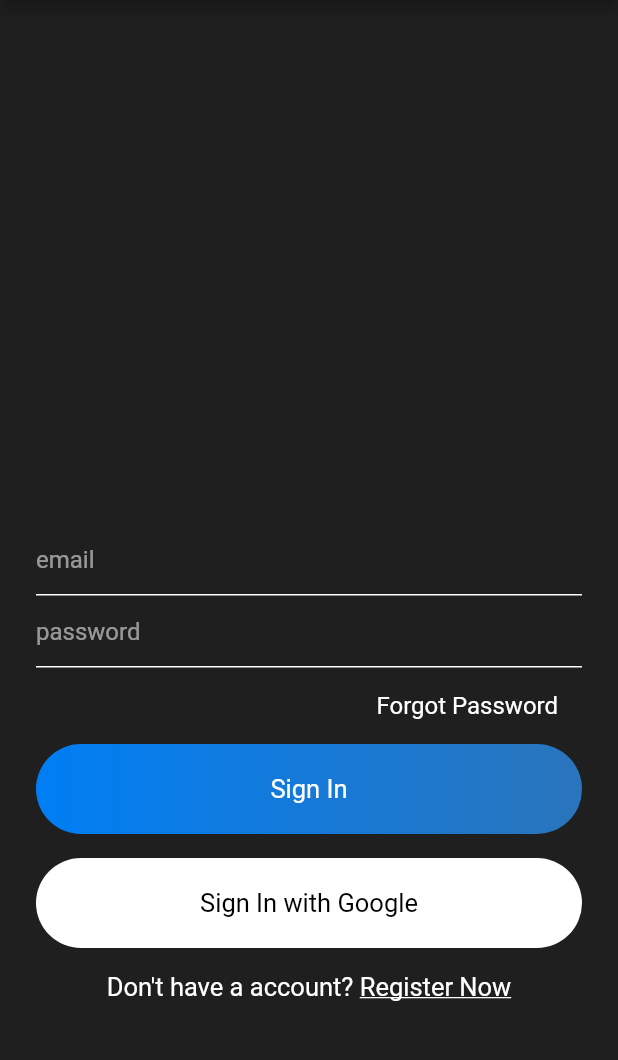
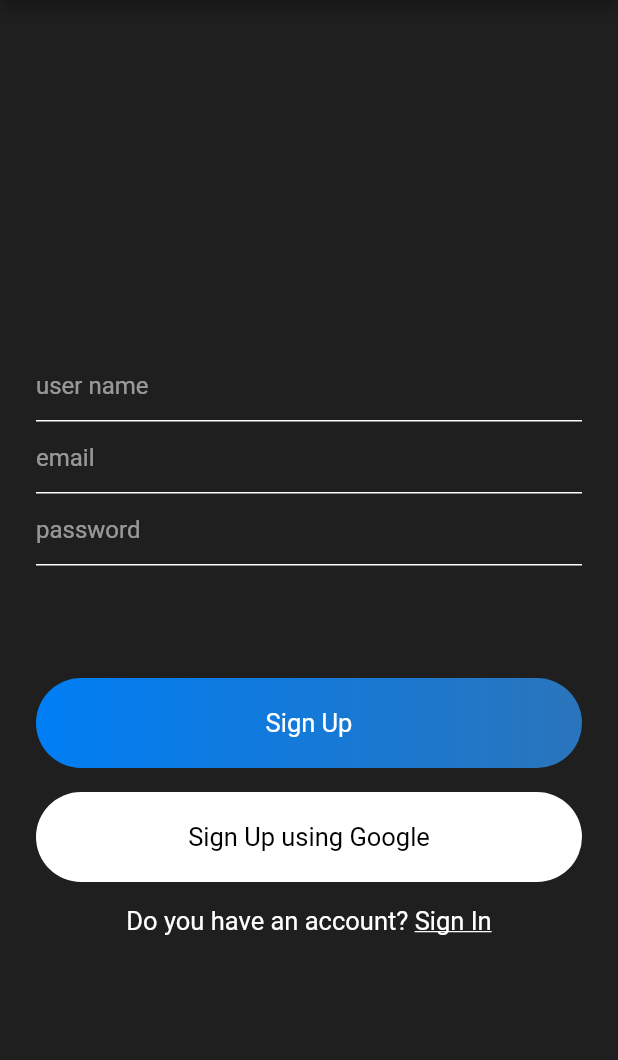
Before and after one commit to IshaanKarnik/chat_app_sanskar_tiwari, a Flutter app: the screen it shows after launch, on a phone screen of 412 x 824 dp, the part 84-1144 px from its top. Run offline on Flutter 3.47's test engine with Material 2 defaults, Android fonts, the phone set to English and light mode, and no system bars; our stand-ins replace email_validator, firebase_auth; accounts and stored records are empty.

Commit message:
Sign Up Complete

```diff
--- a/lib/main.dart
+++ b/lib/main.dart
@@ -1,3 +1,4 @@
+import 'package:chat_app/views/signup.dart';
 import 'package:flutter/material.dart';
 import 'package:chat_app/views/signin.dart';
 
@@ -16,7 +17,8 @@ class MyApp extends StatelessWidget {
         scaffoldBackgroundColor: Color(0xFF1F1F1F),
         primarySwatch: Colors.blue,
       ),
-      home: SignIn(),
+      home: SignUp(),
+      //home: SignIn(),
     );
   }
 }
--- /dev/null
+++ b/lib/model/user_details.dart
@@ -0,0 +1,5 @@
+class UserDetails {
+  String userId;
+
+  UserDetails({this.userId});
+}
--- a/lib/views/signin.dart
+++ b/lib/views/signin.dart
@@ -16,7 +16,10 @@ class _SignInState extends State<SignIn> {
     return Container(
       child: Scaffold(
         appBar: appBarMain(context),
-        body: Container(
+        body: SingleChildScrollView(
+          child: Container(
+            height: MediaQuery.of(context).size.height -
+                100.0, //Set the height of container
             alignment: Alignment.bottomCenter,
             child: Container(
               padding: EdgeInsets.symmetric(horizontal: 24.0),
@@ -112,6 +115,7 @@ class _SignInState extends State<SignIn> {
             ),
           ),
         ),
+      ),
     );
   }
 }
--- a/lib/views/signup.dart
+++ b/lib/views/signup.dart
@@ -0,0 +1,176 @@
+import 'package:chat_app/services/auth.dart';
+import 'package:chat_app/widgets/widget.dart';
+import 'package:flutter/material.dart';
+import 'package:email_validator/email_validator.dart';
+
+class SignUp extends StatefulWidget {
+  SignUp({Key key}) : super(key: key);
+
+  @override
+  _SignUpState createState() => _SignUpState();
+}
+
+class _SignUpState extends State<SignUp> {
+  bool isLoading = false;
+  final formKey = GlobalKey<FormState>();
+  AuthMethod authMethod = AuthMethod();
+  TextEditingController userNameTextEditingController = TextEditingController();
+  TextEditingController emailTextEditingController = TextEditingController();
+  TextEditingController passwordTextEditingController = TextEditingController();
+
+  signMeUp() {
+    if (formKey.currentState.validate()) {
+      setState(() {
+        isLoading = true;
+      });
+
+      authMethod
+          .signUpWithUserNameAndPassword(emailTextEditingController.text,
+              passwordTextEditingController.text)
+          .then((value) {
+        print(value);
+      });
+    }
+  }
+
+  @override
+  Widget build(BuildContext context) {
+    return Container(
+      child: Scaffold(
+        appBar: appBarMain(context),
+        body: isLoading
+            ? Container(
+                child: Center(
+                  child: CircularProgressIndicator(),
+                ),
+              )
+            : SingleChildScrollView(
+                child: Container(
+                  height: MediaQuery.of(context).size.height -
+                      100.0, //Set the height of container
+                  alignment: Alignment.bottomCenter,
+                  child: Container(
+                    padding: EdgeInsets.symmetric(horizontal: 24.0),
+                    child: Column(
+                      mainAxisSize: MainAxisSize
+                          .min, //Required to Reduce the column height else it will take complete height
+                      children: [
+                        Form(
+                          key: formKey,
+                          child: Column(
+                            children: [
+                              TextFormField(
+                                controller: userNameTextEditingController,
+                                decoration:
+                                    textFieldInputDecoration('user name'),
+                                style: simpleTextFieldStyle(),
+                                validator: (val) {
+                                  if (val.isEmpty)
+                                    return 'User Name cannot be empty';
+                                  else if (val.length < 2)
+                                    return 'Please Provide Proper User Name';
+                                  else
+                                    return null;
+                                },
+                              ),
+                              TextFormField(
+                                controller: emailTextEditingController,
+                                decoration: textFieldInputDecoration('email'),
+                                style: simpleTextFieldStyle(),
+                                validator: (email) {
+                                  final bool isValidEmail =
+                                      EmailValidator.validate(email);
+                                  if (isValidEmail)
+                                    return null;
+                                  else
+                                    return 'Please Eneter Valid Email';
+                                },
+                              ),
+                              TextFormField(
+                                controller: passwordTextEditingController,
+                                decoration:
+                                    textFieldInputDecoration('password'),
+                                style: simpleTextFieldStyle(),
+                                obscureText: true,
+                                validator: (password) {
+                                  return password.length > 6
+                                      ? null
+                                      : 'Password should have length greater than 6';
+                                },
+                              ),
+                            ],
+                          ),
+                        ),
+                        SizedBox(
+                          height: 75.0,
+                        ),
+                        GestureDetector(
+                          onTap: () => signMeUp(),
+                          child: Container(
+                            alignment: Alignment.center,
+                            width: MediaQuery.of(context).size.width,
+                            padding: EdgeInsets.symmetric(vertical: 20.0),
+                            decoration: BoxDecoration(
+                              gradient: LinearGradient(colors: [
+                                const Color(0xFF007EF4),
+                                const Color(0xFF2A75BC),
+                              ]),
+                              borderRadius: BorderRadius.circular(30.0),
+                            ),
+                            child: Text(
+                              'Sign Up',
+                              style: mediumTextFieldStyle(),
+                            ),
+                          ),
+                        ),
+                        SizedBox(
+                          height: 16.0,
+                        ),
+                        Container(
+                          alignment: Alignment.center,
+                          width: MediaQuery.of(context).size.width,
+                          padding: EdgeInsets.symmetric(vertical: 20.0),
+                          decoration: BoxDecoration(
+                            color: Colors.white,
+                            borderRadius: BorderRadius.circular(30.0),
+                          ),
+                          child: Text(
+                            'Sign Up using Google',
+                            style: TextStyle(
+                              color: Colors.black,
+                              fontSize: 17.0,
+                            ),
+                          ),
+                        ),
+                        SizedBox(
+                          height: 16.0,
+                        ),
+                        Row(
+                          mainAxisAlignment: MainAxisAlignment.center,
+                          children: [
+                            Text(
+                              "Do you have an account? ",
+                              style: mediumTextFieldStyle(),
+                            ),
+                            Text(
+                              'Sign In',
+                              style: TextStyle(
+                                fontSize: 17.0,
+                                color: Colors.white,
+                                decoration: TextDecoration.underline,
+                              ),
+                            ),
+                          ],
+                        ),
+                        SizedBox(
+                          height: 100.0,
+                        ),
+                      ],
+                    ),
+                  ),
+                ),
+              ),
+      ),
+    );
+  }
+}
--- a/pubspec.yaml
+++ b/pubspec.yaml
@@ -28,6 +28,9 @@ dependencies:
   # The following adds the Cupertino Icons font to your application.
   # Use with the CupertinoIcons class for iOS style icons.
   cupertino_icons: ^1.0.2
+  firebase_auth: ^1.2.0
+  email_validator: ^2.0.1
+  cloud_firestore: ^2.2.0
 
 dev_dependencies:
   flutter_test:
```
Also changed, not shown: lib/services/auth.dart (added, +48 -0 lines), pubspec.lock, 3 other files. Lines whose indentation alone changed are shown as unchanged.
